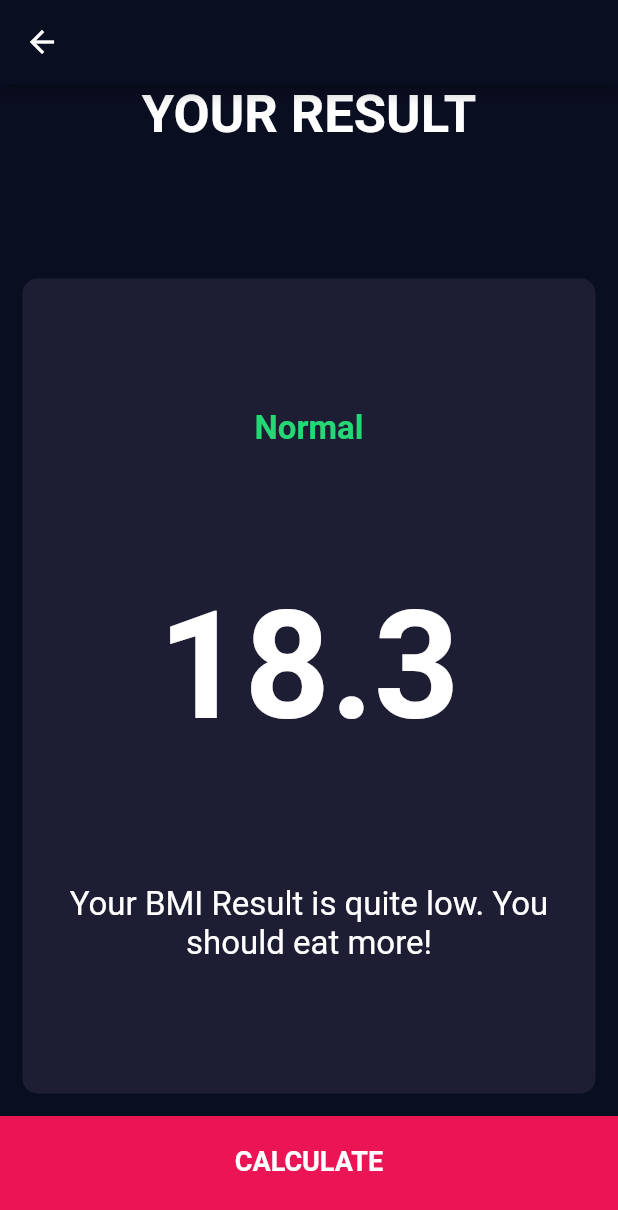
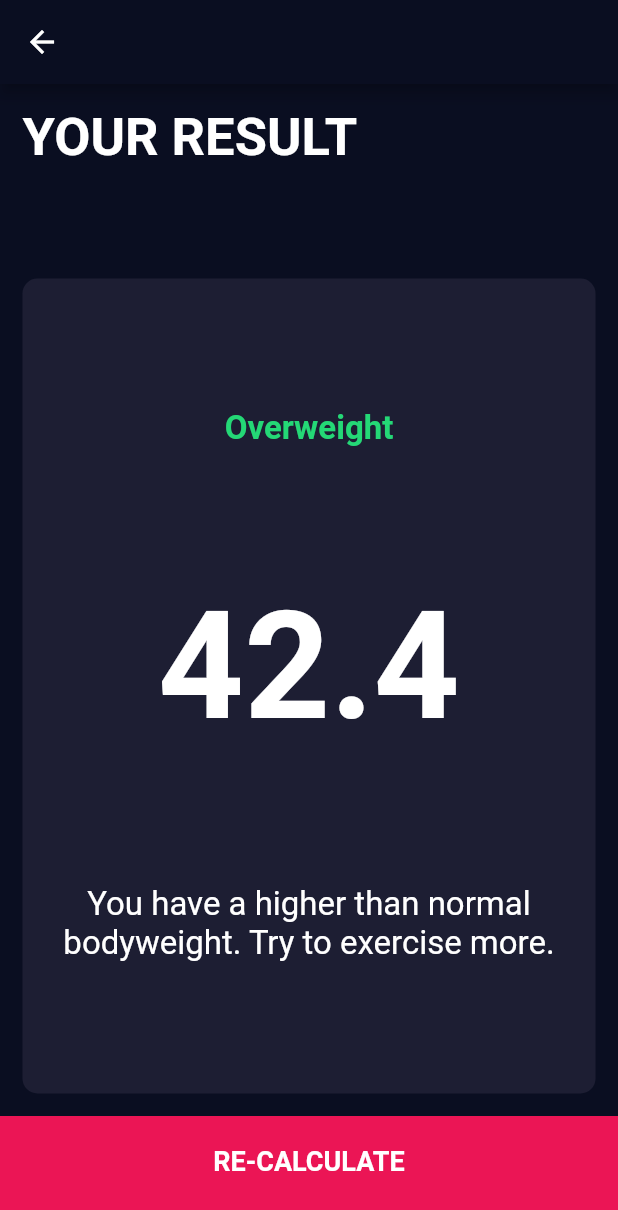
Before and after one commit to RobertWade/BMI-Calculator, a Flutter app: the screen it shows after launch, after a tap on "CALCULATE", on a phone screen of 412 x 824 dp. Shown: the top 1210 px of the screen. Run offline on Flutter 3.47's test engine with Material 2 defaults, Android fonts, the phone set to English and light mode, and no system bars; our stand-ins replace font_awesome_flutter.

Commit message:
Added calculator brain to calculate bmi and changed the router from the input page to use the Brain and pass the results through the result page

```diff
--- /dev/null
+++ b/lib/calculator_brain.dart
@@ -0,0 +1,34 @@
+import 'dart:math';
+
+class CalculatorBrain {
+  CalculatorBrain({this.heigth, this.weight});
+  final int heigth;
+  final int weight;
+
+  double _bmi;
+
+  String calculateBMI() {
+    _bmi = weight / pow(heigth / 100, 2);
+    return _bmi.toStringAsFixed(1);
+  }
+
+  String getResults() {
+    if (_bmi >= 25) {
+      return 'Overweight';
+    } else if (_bmi >= 18.5) {
+      return 'Normal';
+    } else {
+      return 'Underweight';
+    }
+  }
+
+  String getInterpretation() {
+    if (_bmi >= 25) {
+      return 'You have a higher than normal bodyweight. Try to exercise more.';
+    } else if (_bmi >= 18.5) {
+      return 'You have a normal body weight. Good Job!';
+    } else {
+      return 'You havew a lower than normal bodyweight. You can eat more.';
+    }
+  }
+}
--- /dev/null
+++ b/lib/components/bottom_button.dart
@@ -0,0 +1,27 @@
+import 'package:flutter/material.dart';
+import 'package:bmi_calculator/components/constants.dart';
+
+class BottomButton extends StatelessWidget {
+  BottomButton({@required this.buttonTitle, this.onTap});
+
+  final String buttonTitle;
+  final Function onTap;
+
+  @override
+  Widget build(BuildContext context) {
+    return GestureDetector(
+      onTap: onTap,
+      child: Container(
+        height: kBottomContainerHeight,
+        color: kPrimaryColor,
+        padding: EdgeInsets.only(bottom: 20.0),
+        child: Center(
+          child: Text(
+            buttonTitle,
+            style: TextStyle(fontSize: 18, fontWeight: FontWeight.bold),
+          ),
+        ),
+      ),
+    );
+  }
+}
--- a/lib/icon_content.dart
+++ b/lib/icon_content.dart
@@ -1,5 +1,6 @@
 import 'package:flutter/material.dart';
-import 'constants.dart';
+
+import 'package:bmi_calculator/components/constants.dart';
 
 
 class IconContent extends StatelessWidget {
--- a/lib/input_page.dart
+++ b/lib/input_page.dart
@@ -1,9 +1,12 @@
+import 'package:bmi_calculator/calculator_brain.dart';
+import 'package:bmi_calculator/components/bottom_button.dart';
+import 'package:bmi_calculator/results_page.dart';
 import 'package:flutter/material.dart';
 import 'package:font_awesome_flutter/font_awesome_flutter.dart';
 
-import 'reusable_card.dart';
+import 'package:bmi_calculator/components/reusable_card.dart';
 import 'icon_content.dart';
-import 'constants.dart';
+import 'package:bmi_calculator/components/constants.dart';
 
 enum Gender { male, female }
 
@@ -207,21 +210,24 @@ class _InputPageState extends State<InputPage> {
               ],
             ),
           ),
-          GestureDetector(
+          BottomButton(
+            buttonTitle: 'CALCULATE',
             onTap: () {
-              Navigator.pushNamed(context, '/results');
+              CalculatorBrain calc =
+                  CalculatorBrain(heigth: height, weight: weight);
+
+              Navigator.push(
+                context,
+                MaterialPageRoute(
+                  builder: (context) => ResultsPage(
+                    bmiResult: calc.calculateBMI(),
+                    interpretation: calc.getInterpretation(),
+                    resultText: calc.getResults(),
+                  ),
+                ),
+              );
             },
-            child: Container(
-              height: kBottomContainerHeight,
-              color: kPrimaryColor,
-              padding: EdgeInsets.only(bottom: 20.0),
-              child: Center(
-                child: Text('CALCULATE',
-                    style:
-                        TextStyle(fontSize: 18, fontWeight: FontWeight.bold)),
-              ),
-            ),
-          )
+          ),
         ],
       ),
     );
--- a/lib/results_page.dart
+++ b/lib/results_page.dart
@@ -1,8 +1,17 @@
 import 'package:flutter/material.dart';
-import 'constants.dart';
-import 'reusable_card.dart';
+import 'package:bmi_calculator/components/constants.dart';
+import 'package:bmi_calculator/components/reusable_card.dart';
+import 'package:bmi_calculator/components/bottom_button.dart';
 
 class ResultsPage extends StatelessWidget {
+  ResultsPage(
+      {@required this.bmiResult,
+      @required this.resultText,
+      @required this.interpretation});
+
+  final String bmiResult;
+  final String resultText;
+  final String interpretation;
   @override
   Widget build(BuildContext context) {
     return Scaffold(
@@ -14,11 +23,12 @@ class ResultsPage extends StatelessWidget {
         crossAxisAlignment: CrossAxisAlignment.stretch,
         children: <Widget>[
           Expanded(
-            child: Column(
-              children: <Widget>[
-                Text('YOUR RESULT', style: kHeadlineTextStyle)
-              ],
-            ),
+            child: Container(
+                padding: EdgeInsets.all(15.0),
+                child: Text(
+                  'YOUR RESULT',
+                  style: kHeadlineTextStyle,
+                )),
           ),
           Expanded(
             flex: 5,
@@ -28,29 +38,19 @@ class ResultsPage extends StatelessWidget {
                 mainAxisAlignment: MainAxisAlignment.spaceEvenly,
                 crossAxisAlignment: CrossAxisAlignment.center,
                 children: <Widget>[
-                  Text('Normal', style: kResultTextStyle),
-                  Text('18.3', style: kBmiTextStyle),
-                  Text('Your BMI Result is quite low. You should eat more!',
+                  Text(resultText, style: kResultTextStyle),
+                  Text(bmiResult, style: kBmiTextStyle),
+                  Text(interpretation,
                       textAlign: TextAlign.center, style: kbodyTextStyle)
                 ],
               ),
             ),
           ),
-          GestureDetector(
+          BottomButton(
+            buttonTitle: 'RE-CALCULATE',
             onTap: () {
-              Navigator.pushNamed(context, '/results');
+              Navigator.pushNamed(context, '/');
             },
-            child: Container(
-              height: kBottomContainerHeight,
-              color: kPrimaryColor,
-              padding: EdgeInsets.only(bottom: 20.0),
-              child: Center(
-                child: Text(
-                  'CALCULATE',
-                  style: TextStyle(fontSize: 18, fontWeight: FontWeight.bold),
-                ),
-              ),
-            ),
           )
         ],
       ),
```
Also changed, not shown: lib/components/constants.dart (renamed from lib/constants.dart), lib/components/reusable_card.dart (renamed from lib/reusable_card.dart).
